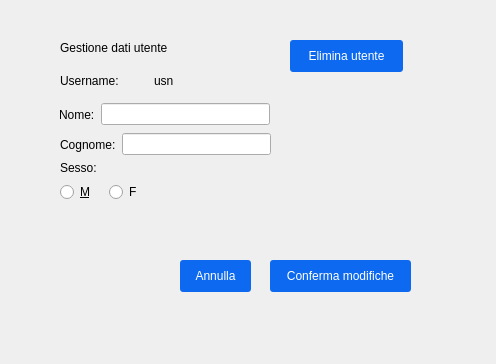
This is myMagazine/userdataview.ui in cfontola/MyMag as Qt 5 draws it before an edit. The edited form follows.
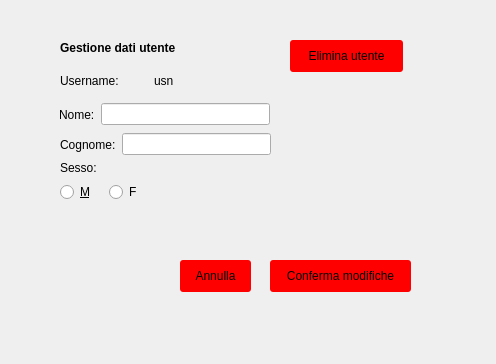
This is the edited form.

Patch:
```diff
--- a/myMagazine/userdataview.ui
+++ b/myMagazine/userdataview.ui
@@ -24,9 +24,9 @@
    </property>
    <property name="styleSheet">
     <string notr="true">QPushButton {
-	background-color:  rgb(13, 105, 239);
+    background-color:  rgb(255,0,0);
     border-radius: 3px;
-	color: white;
+	color: black;
 }
 QPushButton:pressed {
     background-color: rgb(203, 218, 249);
@@ -157,9 +157,9 @@
    </property>
    <property name="styleSheet">
     <string notr="true">QPushButton {
-	background-color:  rgb(13, 105, 239);
+    background-color:  rgb(255,0,0);
     border-radius: 3px;
-	color: white;
+	color: black;
 }
 QPushButton:pressed {
     background-color: rgb(203, 218, 249);
@@ -182,6 +182,12 @@
      <height>16</height>
     </rect>
    </property>
+   <property name="font">
+    <font>
+     <weight>75</weight>
+     <bold>true</bold>
+    </font>
+   </property>
    <property name="text">
     <string>Gestione dati utente</string>
    </property>
@@ -197,9 +203,9 @@
    </property>
    <property name="styleSheet">
     <string notr="true">QPushButton {
-	background-color:  rgb(13, 105, 239);
+    background-color:  rgb(255,0,0);
     border-radius: 3px;
-	color: white;
+	color: black;
 }
 QPushButton:pressed {
     background-color: rgb(203, 218, 249);
```
Left out of the diff: 8 changed lines with no effect on the pictures.
